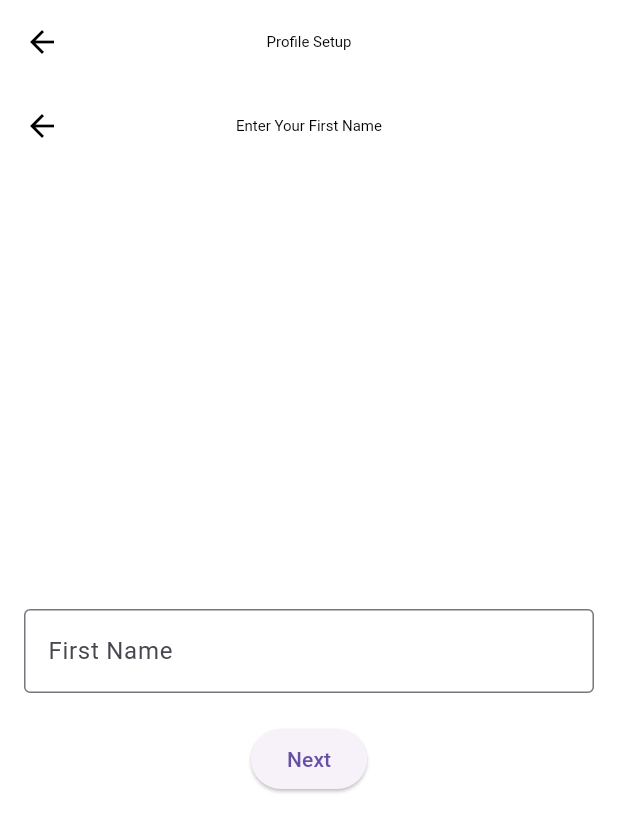
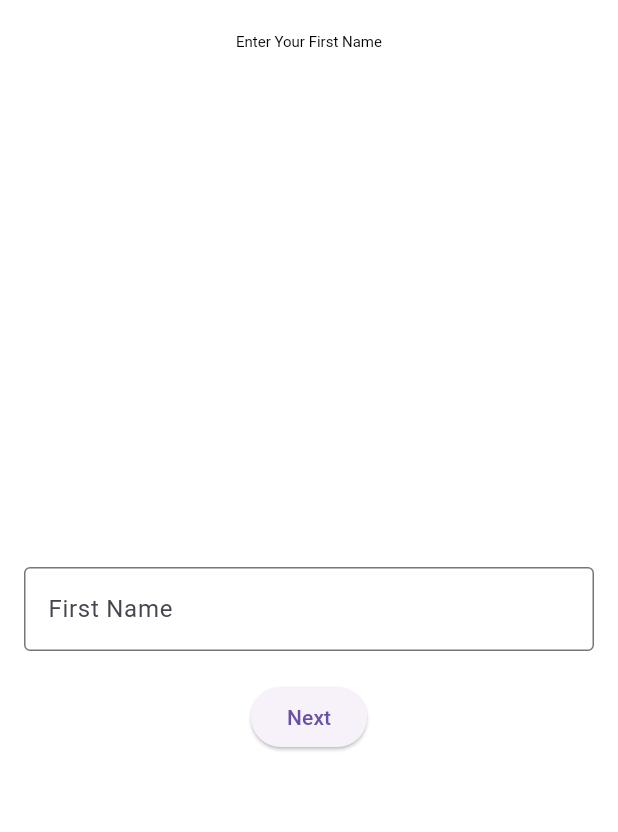
Before and after one commit to dway8/grupr, a Flutter app: the ProfileSetupPage widget shown alone on an empty page, opened directly with empty values, on a phone screen of 412 x 824 dp. Shown: the top 832 px of the screen. Run offline on Flutter 3.47's test engine with Material 3 defaults, Android fonts, the light colour scheme and no system bars; our stand-ins replace dio, equatable, flutter_bloc, flutter_dotenv, flutter_secure_storage, get_it and 3 more; missing offline and left inert: flutter_appauth; accounts and stored records are empty; generated files the repository leaves out were written again; statements that could not run were skipped.

Commit message:
Front: profile setup pages

```diff
--- a/frontend/lib/features/profile/presentation/pages/profile_setup/profile_setup_page.dart
+++ b/frontend/lib/features/profile/presentation/pages/profile_setup/profile_setup_page.dart
@@ -2,9 +2,9 @@ import 'package:flutter/material.dart';
 import 'package:flutter_bloc/flutter_bloc.dart';
 import 'package:grupr/features/profile/presentation/bloc/profile_setup/profile_setup_bloc.dart';
 import 'package:grupr/features/profile/presentation/bloc/profile_setup/profile_setup_state.dart';
+import 'package:grupr/features/profile/presentation/pages/profile_setup/first_name_page.dart';
 import 'package:grupr/features/profile/presentation/pages/profile_setup/address_page.dart';
 import 'package:grupr/features/profile/presentation/pages/profile_setup/date_of_birth_page.dart';
-import 'package:grupr/features/profile/presentation/pages/profile_setup/first_name_page.dart';
 import 'package:grupr/injection_container.dart';
 
 class ProfileSetupPage extends StatelessWidget {
@@ -16,38 +16,34 @@ class ProfileSetupPage extends StatelessWidget {
   Widget build(BuildContext context) {
     return BlocProvider(
       create: (_) => sl<ProfileSetupBloc>(),
-      child: Scaffold(
-        appBar: AppBar(title: Text('Profile Setup')),
-        body: BlocBuilder<ProfileSetupBloc, ProfileSetupState>(
-          builder: (context, state) {
+      child: BlocBuilder<ProfileSetupBloc, ProfileSetupState>(
+        builder: (context, state) {
+          print('Current ProfileSetupState: $state');
+          try {
             if (state is ProfileSetupInitial) {
               return FirstNamePage();
             } else if (state is ProfileSetupFirstNameEntered) {
-              return AddressPage();
+              return const AddressPage();
             } else if (state is ProfileSetupAddressEntered) {
-              return DateOfBirthPage();
+              return const DateOfBirthPage();
+            } else if (state is ProfileSetupDateOfBirthEntered) {
+              // Stay on the DateOfBirthPage after DOB is entered
+              return const DateOfBirthPage();
+            } else if (state is ProfileSetupError) {
+              return Center(child: Text('Error: ${state.message}'));
+            } else if (state is ProfileSetupSuccess) {
+              return const Center(child: Text('Profile setup completed!'));
             } else if (state is ProfileSetupLoading) {
-              return const Scaffold(
-                body: Center(child: CircularProgressIndicator()),
-              );
-            } else if (state is ProfileSetupSuccess) {
-              // Navigate to the next screen after successful profile setup
-              WidgetsBinding.instance.addPostFrameCallback((_) {
-                Navigator.of(context).pushReplacementNamed('/home');
-              });
-              return const Scaffold(
-                body: Center(child: Text('Profile created successfully!')),
-              );
-            } else if (state is ProfileSetupError) {
-              return Scaffold(
-                body: Center(child: Text('Error: ${state.message}')),
-              );
+              return const Center(child: CircularProgressIndicator());
+            } else {
+              return Center(child: Text('Unexpected state: $state'));
             }
-            return const Scaffold(
-              body: Center(child: Text('Unexpected state')),
-            );
-          },
-        ),
+          } catch (e, stackTrace) {
+            print('Error in ProfileSetupPage build: $e');
+            print('Stack trace: $stackTrace');
+            return const Center(child: Text('An unexpected error occurred'));
+          }
+        },
       ),
     );
   }
--- a/frontend/pubspec.yaml
+++ b/frontend/pubspec.yaml
@@ -47,9 +47,8 @@ dependencies:
   dio: ^5.7.0
   flutter_appauth: ^7.0.0
   flutter_secure_storage: ^4.2.1
-  google_maps_flutter: ^2.9.0
-  geolocator: ^13.0.1
   jwt_decoder: ^2.0.1
+  google_places_flutter: ^2.0.9
 
 dev_dependencies:
   flutter_test:
```
Also changed, not shown: frontend/lib/features/profile/data/repositories/profile_repository_impl.dart (+15 -6 lines), frontend/lib/features/profile/presentation/bloc/profile_setup/profile_setup_bloc.dart (+35 -0 lines), frontend/lib/features/profile/presentation/pages/profile_setup/address_page.dart (+39 -52 lines), frontend/lib/features/profile/presentation/pages/profile_setup/date_of_birth_page.dart (+50 -25 lines), frontend/pubspec.lock, 6 other files.
